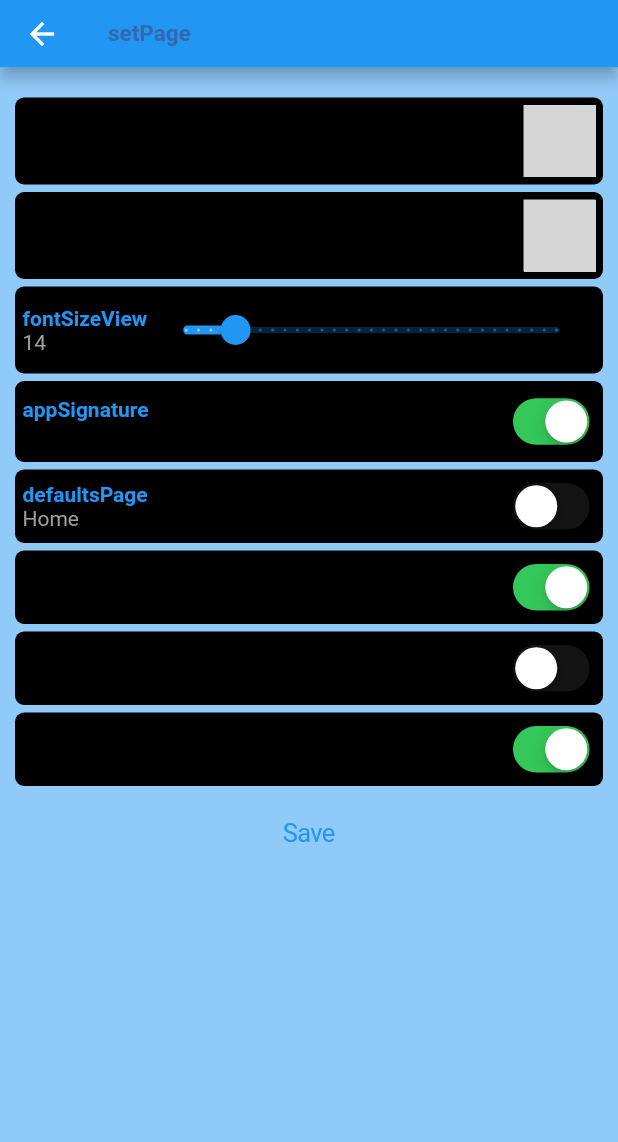
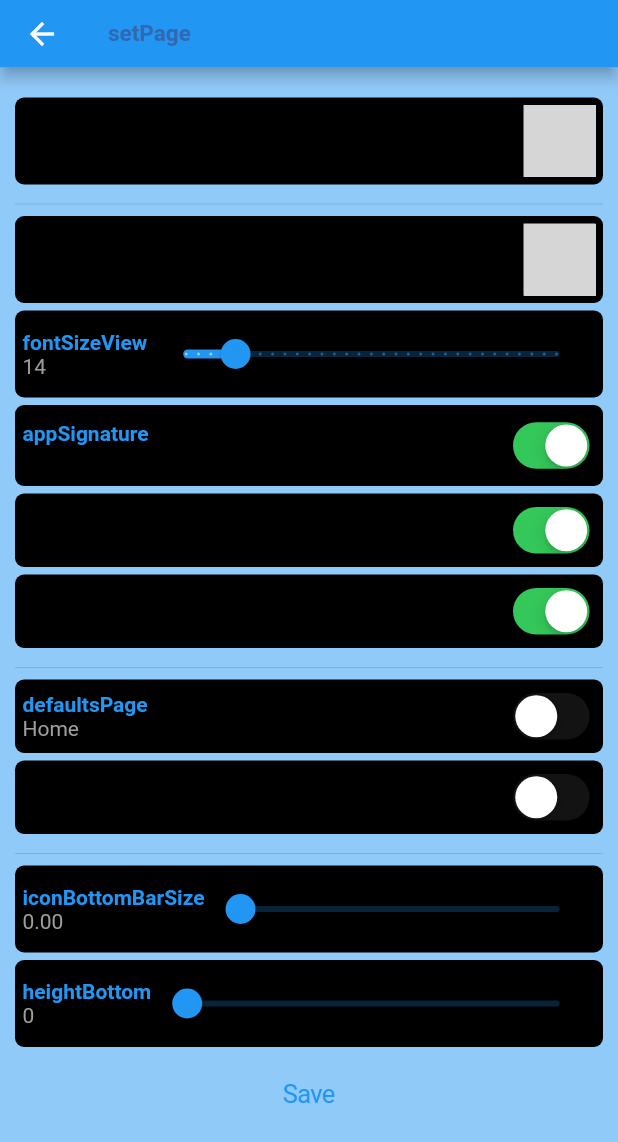
Before and after one commit to haophan1996/nextvoz, a Flutter app: the SettingsUI screen opened by its route, on a phone screen of 412 x 824 dp. Shown: the top 1142 px of the screen. Run offline on Flutter 3.47's test engine with Material 2 defaults, Android fonts, the phone set to English and light mode, and no system bars; our stand-ins replace device_info_plus, dio, expandable, extended_image, flutter_html, flutter_signin_button and 3 more; missing offline and left inert: flutter_image, flutter_reaction_button, flutter_youtube_view, interactiveviewer_gallery, rich_editor; accounts and stored records are empty; statements that could not run were skipped; grey boxes are pictures that could not be loaded.

Commit message:
add optional adjust icon size, height of bottom bar in settings

```diff
--- a/lib/Page/ScrollToHideWidget.dart
+++ b/lib/Page/ScrollToHideWidget.dart
@@ -1,6 +1,8 @@
 import 'package:flutter/cupertino.dart';
 import 'package:flutter/material.dart';
 import 'package:flutter/rendering.dart';
+import 'package:get/get.dart';
+import '../GlobalController.dart';
 
 class ScrollToHideWidget extends StatefulWidget {
   final Widget child;
@@ -55,7 +57,7 @@ class _ScrollToHideWidgetState extends State<ScrollToHideWidget> {
   @override
   Widget build(BuildContext context) => AnimatedContainer(
     duration: widget.duration,
-    height: isVisible ? kBottomNavigationBarHeight : 0,
+    height: isVisible ? kBottomNavigationBarHeight+(GlobalController.i.userStorage.read('heightBottomBar') ?? (GetPlatform.isAndroid ? 0 : 20)) : 0,
     child: widget.child,
   );
 }
--- a/lib/Page/Settings/SettingsController.dart
+++ b/lib/Page/Settings/SettingsController.dart
@@ -2,6 +2,7 @@ import 'package:flutter/cupertino.dart';
 import 'package:flutter/material.dart';
 import 'package:get/get.dart';
 import 'package:flutter_reaction_button/flutter_reaction_button.dart';
+import 'package:get/get_utils/get_utils.dart';
 import '/GlobalController.dart';
 import '/Page/reuseWidget.dart';
 import 'package:device_info_plus/device_info_plus.dart';
@@ -11,6 +12,8 @@ class SettingsController extends GetxController {
   RxBool switchValuePost = true.obs, switchImage = true.obs, switchSignature = true.obs, switchDefaultsPage = true.obs;
   bool switchSwipeLeftRight = false;
   var langIndex, darkModeIndex;
+  double sizeIconBottomBar = 0.0;
+      int heightBottomBar = 0;
   late TextEditingController textEditingController = TextEditingController();
   DeviceInfoPlugin deviceInfo = DeviceInfoPlugin();
 
@@ -26,6 +29,9 @@ class SettingsController extends GetxController {
     if (GlobalController.i.userStorage.read('appSignatureDevice') == null) {
       await getDeviceName();
     }
+
+    sizeIconBottomBar = GlobalController.i.userStorage.read('sizeIconBottomBar') ?? 35;
+    heightBottomBar = GlobalController.i.userStorage.read('heightBottomBar') ?? (GetPlatform.isAndroid ? 0 : 20);
     darkModeIndex = await GlobalController.i.userStorage.read('darkMode') ?? 0;
     langIndex = GlobalController.i.userStorage.read('lang') ?? 1;
     fontSizeView.value = (GlobalController.i.userStorage.read('fontSizeView') ?? Get.textTheme.button!.fontSize)!;
@@ -79,6 +85,14 @@ class SettingsController extends GetxController {
       Get.updateLocale(GlobalController.i.langList.elementAt(langIndex));
     }
 
+    if (GlobalController.i.userStorage.read('sizeIconBottomBar') != sizeIconBottomBar){
+      await GlobalController.i.userStorage.write('sizeIconBottomBar', sizeIconBottomBar.toDouble());
+    }
+
+    if (GlobalController.i.userStorage.read('heightBottomBar') != heightBottomBar){
+      await GlobalController.i.userStorage.write('heightBottomBar', heightBottomBar);
+    }
+
     await GlobalController.i.userStorage.write('scrollToMyRepAfterPost', switchValuePost.value);
     await GlobalController.i.userStorage.write('showImage', switchImage.value);
     await GlobalController.i.userStorage.write('defaultsPage', switchDefaultsPage.value);
--- a/lib/Page/Settings/SettingsUI.dart
+++ b/lib/Page/Settings/SettingsUI.dart
@@ -42,6 +42,7 @@ class SettingsUI extends GetView<SettingsController> {
                   ),
                 ],
               )),//Lang
+              Divider(),
               myContainer(Row(
                 mainAxisAlignment: MainAxisAlignment.center,
                 children: [
@@ -152,6 +153,41 @@ class SettingsUI extends GetView<SettingsController> {
               )), //app signature
               myContainer(Row(
                 children: [
+                  Text(
+                    'showImage'.tr,
+                    style: TextStyle(fontWeight: FontWeight.bold),
+                  ),
+                  Spacer(),
+                  Obx(
+                        () => CupertinoSwitch(
+                      value: controller.switchImage.value,
+                      onChanged: (value) {
+                        controller.switchImage.value = value;
+                      },
+                    ),
+                  )
+                ],
+              )), //show images
+              myContainer(Row(
+                children: [
+                  Text(
+                    'scrollToMyRepAfterPost'.tr,
+                    style: TextStyle(fontWeight: FontWeight.bold),
+                  ),
+                  Spacer(),
+                  Obx(
+                        () => CupertinoSwitch(
+                      value: controller.switchValuePost.value,
+                      onChanged: (value) {
+                        controller.switchValuePost.value = value;
+                      },
+                    ),
+                  )
+                ],
+              )), //scroll post
+              Divider(),
+              myContainer(Row(
+                children: [
                   RichText(
                     text: TextSpan(children: [
                       TextSpan(text: 'defaultsPage'.tr, style: TextStyle(color: Get.theme.primaryColor, fontWeight: FontWeight.bold)),
@@ -176,23 +212,6 @@ class SettingsUI extends GetView<SettingsController> {
               myContainer(Row(
                 children: [
                   Text(
-                    'showImage'.tr,
-                    style: TextStyle(fontWeight: FontWeight.bold),
-                  ),
-                  Spacer(),
-                  Obx(
-                        () => CupertinoSwitch(
-                      value: controller.switchImage.value,
-                      onChanged: (value) {
-                        controller.switchImage.value = value;
-                      },
-                    ),
-                  )
-                ],
-              )), //show images
-              myContainer(Row(
-                children: [
-                  Text(
                     'viewSwipeLeftRight'.tr,
                     style: TextStyle(fontWeight: FontWeight.bold),
                   ),
@@ -207,23 +226,67 @@ class SettingsUI extends GetView<SettingsController> {
                   })
                 ],
               )), //swipe right/left
-              myContainer(Row(
-                children: [
-                  Text(
-                    'scrollToMyRepAfterPost'.tr,
-                    style: TextStyle(fontWeight: FontWeight.bold),
-                  ),
-                  Spacer(),
-                  Obx(
-                        () => CupertinoSwitch(
-                      value: controller.switchValuePost.value,
-                      onChanged: (value) {
-                        controller.switchValuePost.value = value;
-                      },
-                    ),
-                  )
-                ],
-              )), //scroll post
+              Divider(),
+              myContainer(GetBuilder<SettingsController>(
+                id: 'iconSizeBottom',
+                builder: (controller){
+                  return Row(
+                    children: [
+                      RichText(
+                        text: TextSpan(children: [
+                          TextSpan(text: 'iconBottomBarSize'.tr, style: TextStyle(color: Get.theme.primaryColor, fontWeight: FontWeight.bold)),
+                          TextSpan(
+                              text: '\n${controller.sizeIconBottomBar.toStringAsFixed(2)}'.tr,
+                              style: TextStyle(
+                                color: Colors.grey,
+                              ))
+                        ]),
+                      ),
+                      Expanded(
+                        child: Slider(
+                            label: controller.sizeIconBottomBar.toString(),
+                            value: controller.sizeIconBottomBar.toDouble(),
+                            max: 50.0,
+                            min: 20.0,
+                            onChanged: (value) {
+                              controller.sizeIconBottomBar = value;
+                              controller.update(['iconSizeBottom']);
+                            }),
+                      )
+                    ],
+                  );
+                },
+              )),
+              myContainer(GetBuilder<SettingsController>(
+                id: 'heightBottom',
+                builder: (controller){
+                  return Row(
+                    children: [
+                      RichText(
+                        text: TextSpan(children: [
+                          TextSpan(text: 'heightBottom'.tr, style: TextStyle(color: Get.theme.primaryColor, fontWeight: FontWeight.bold)),
+                          TextSpan(
+                              text: '\n${controller.heightBottomBar.round()}'.tr,
+                              style: TextStyle(
+                                color: Colors.grey,
+                              ))
+                        ]),
+                      ),
+                      Expanded(
+                        child: Slider(
+                            label: controller.heightBottomBar.toString(),
+                            value: controller.heightBottomBar.toDouble(),
+                            max: 30.0,
+                            min: 0.0,
+                            onChanged: (value) {
+                              controller.heightBottomBar = value.toInt();
+                              controller.update(['heightBottom']);
+                            }),
+                      )
+                    ],
+                  );
+                },
+              )),
               CupertinoButton(
                   child: Text('Save'),
                   onPressed: () {
--- a/lib/Page/Thread/ThreadUI.dart
+++ b/lib/Page/Thread/ThreadUI.dart
@@ -82,6 +82,7 @@ class ThreadUI extends GetView<ThreadController> {
                       Icon(
                         Icons.textsms_outlined,
                         color: Theme.of(context).primaryColor,
+                          size: GlobalController.i.userStorage.read('sizeIconBottomBar') ?? 35.0
                       ), () {
                     if (controller.data['ableToPost'] == true && controller.data['theme'] != 'posts'.tr) {
                       controller.navigateToCreatePost();
@@ -99,6 +100,7 @@ class ThreadUI extends GetView<ThreadController> {
                         onLongPress: () => controller.navigatePage('F'),
                         child: Icon(
                           Icons.arrow_back_ios_outlined,
+                            size: GlobalController.i.userStorage.read('sizeIconBottomBar') ?? 35.0
                         ),
                       ),
                     ),
@@ -124,6 +126,7 @@ class ThreadUI extends GetView<ThreadController> {
                         onLongPress: () => controller.navigatePage('L'),
                         child: Icon(
                           Icons.arrow_forward_ios_rounded,
+                            size: GlobalController.i.userStorage.read('sizeIconBottomBar') ?? 35.0
                         ),
                       ),
                     ),
@@ -137,6 +140,7 @@ class ThreadUI extends GetView<ThreadController> {
                         builder: (controller) {
                           return Icon(
                             Icons.dashboard_rounded,
+                            size: GlobalController.i.userStorage.read('sizeIconBottomBar') ?? 35.0,
                             color: controller.inboxNotifications != 0 || controller.alertNotifications != 0 ? Colors.red : Get.theme.primaryColor,
                           );
                         },
--- a/lib/utils/languages.dart
+++ b/lib/utils/languages.dart
@@ -65,6 +65,8 @@ class Language extends Translations{
       'shortcuts' : 'Shortcuts',
       'shortcutsHelper' : 'Long press on thread to save link',
       'darkMode' : 'Dark Mode',
+      'iconBottomBarSize' : 'Icon Bottom Size',
+      'heightBottom' : 'Height Bottom Bar',
     },
     'vi_VN' : {
       'lang'    : 'Ngôn Ngữ',
@@ -126,6 +128,8 @@ class Language extends Translations{
       'shortcuts' : 'Đường dẫn nhanh',
       'shortcutsHelper' : 'Nhấn và giữ vào thớt để lưu đường dẫn',
       'darkMode' : 'Chế Độ Nền Tối',
+      'iconBottomBarSize' : 'Kích Cỡ Icon Bottom',
+      'heightBottom' : 'Kích cỡ Bottom Bar',
     }
   };
 
```
Also changed, not shown: lib/Page/View/ViewUI.dart (+69 -25 lines), 27 other files. Lines whose indentation alone changed are shown as unchanged.
